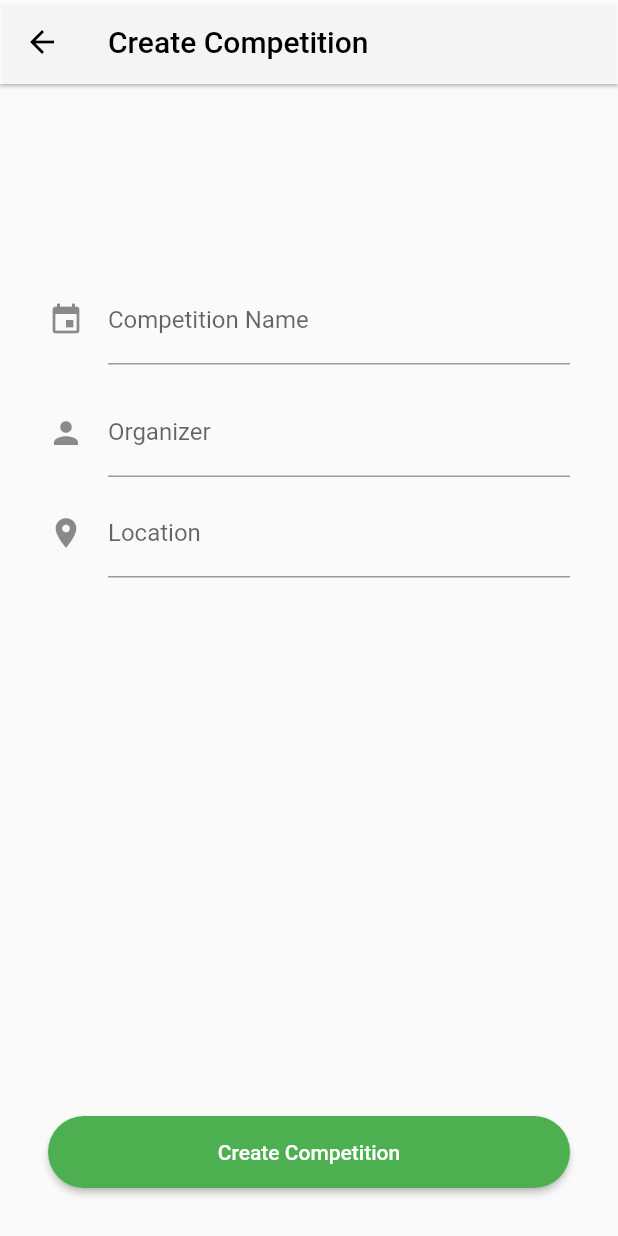
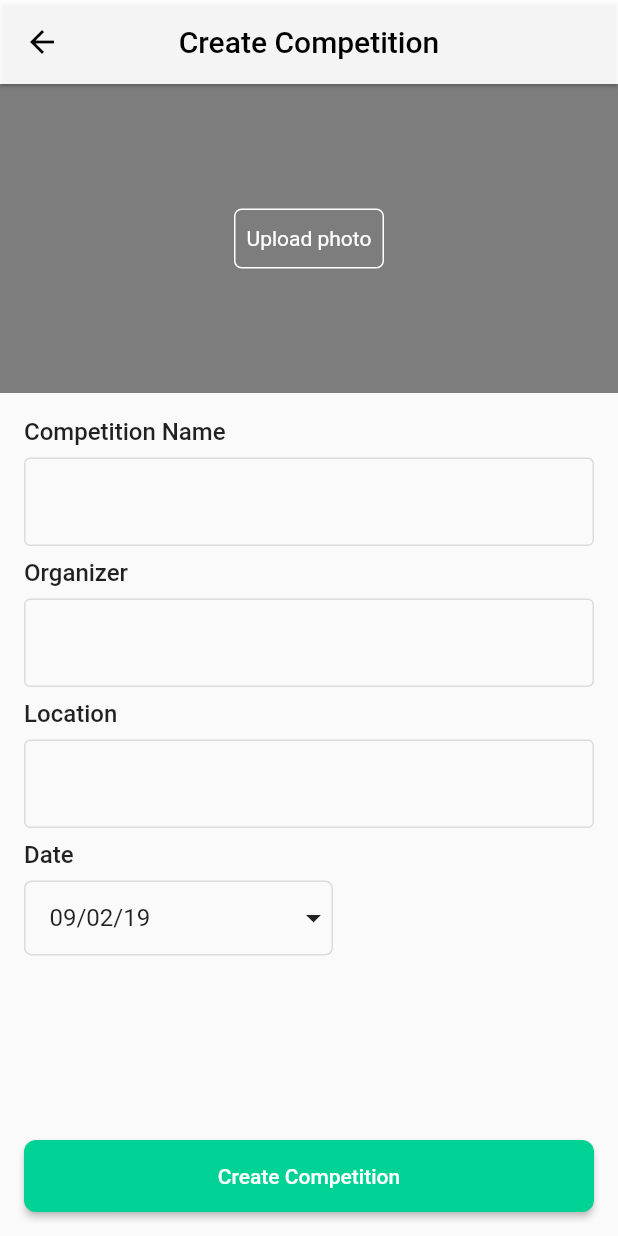
Before and after one commit to competitionmanager/cm_flutter, a Flutter app: the screen it shows after launch, in the side drawer, after a tap on "Create a Competition", on a phone screen of 412 x 824 dp. Run offline on Flutter 3.47's test engine with Material 2 defaults, Android fonts, the phone set to English and light mode, and no system bars; our stand-ins replace cloud_firestore, firebase_auth, firebase_messaging, firebase_storage, flutter_signin_button, google_sign_in and 2 more; accounts and stored records are empty.

Commit message:
redesign add competition screen and edit competition screen

```diff
--- a/lib/firebase/firestore_provider.dart
+++ b/lib/firebase/firestore_provider.dart
@@ -86,7 +86,7 @@ class FirestoreProvider {
     firestore.collection('competitions').document(compId).delete();
   }
 
-  String addCompetition(String name, String organizer, String location) {
+  String addCompetition({String name, String organizer, String location, DateTime date}) {
     CollectionReference teamsRef = firestore.collection('competitions');
     String id = uuid.v4();
     teamsRef.document(id).setData({
@@ -94,6 +94,8 @@ class FirestoreProvider {
       'name': name,
       'organizer': organizer,
       'location': location,
+      'date': date,
+      'description': 'Description of the $name',
     });
     return id;
   }
--- a/lib/screens/competition/create_competition.dart
+++ b/lib/screens/competition/create_competition.dart
@@ -1,6 +1,8 @@
 import 'package:cm_flutter/firebase/firestore_provider.dart';
 import 'package:cm_flutter/screens/competition/view_competition_screen.dart';
 import 'package:cm_flutter/widgets/color_gradient_button.dart';
+import 'package:cm_flutter/widgets/date_dropdown_box.dart';
+import 'package:cm_flutter/widgets/label_text_field.dart';
 import 'package:flutter/material.dart';
 
 class CreateCompetitionScreen extends StatefulWidget {
@@ -14,14 +16,19 @@ class _CreateCompetitionScreenState extends State<CreateCompetitionScreen> {
   TextEditingController competitionNameController;
   TextEditingController organizerController;
   TextEditingController locationController;
+  DateTime compDate;
 
   @override
   void initState() {
     super.initState();
     db = FirestoreProvider();
     competitionNameController = TextEditingController();
+    competitionNameController.text = '';
     organizerController = TextEditingController();
+    organizerController.text = '';
     locationController = TextEditingController();
+    locationController.text = '';
+    compDate = DateTime.now();
   }
 
   @override
@@ -29,35 +36,69 @@ class _CreateCompetitionScreenState extends State<CreateCompetitionScreen> {
     return Scaffold(
       appBar: buildAppBar(),
       body: SafeArea(
-        child: Container(
-          child: Padding(
-            padding: const EdgeInsets.only(
-              top: 128.0,
-              left: 32.0,
-              right: 32.0,
-              bottom: 32.0,
-            ),
         child: Column(
           mainAxisAlignment: MainAxisAlignment.spaceBetween,
           children: <Widget>[
             buildCreateForm(),
-                ColorGradientButton(
+            buildCreateButton(context),
+          ],
+        ),
+      ),
+    );
+  }
+
+  Padding buildCreateButton(BuildContext context) {
+    return Padding(
+      padding: const EdgeInsets.all(16.0),
+      child: ColorGradientButton(
         text: 'Create Competition',
-                  color: Colors.green,
+        color: Color.fromRGBO(0, 210, 150, 1.0),
         onPressed: () {
+          if (compDate != null &&
+              competitionNameController.text != '' &&
+              organizerController.text != '' &&
+              locationController.text != '') {
+
             String id = db.addCompetition(
-                        competitionNameController.text,
-                        organizerController.text,
-                        locationController.text);
+              name: competitionNameController.text,
+              organizer: organizerController.text,
+              location: locationController.text,
+              date: compDate,
+            );
 
             Route route = MaterialPageRoute(
               builder: (BuildContext context) =>
                   ViewCompetitionScreen(compId: id),
             );
             Navigator.of(context).pushReplacement(route);
+          }
         },
       ),
-              ],
+    );
+  }
+
+  Container buildPhotoContainer(BuildContext context) {
+    return Container(
+      height: MediaQuery.of(context).size.height / 4,
+      color: Color.fromRGBO(0, 0, 0, 0.5),
+      child: Center(
+        child: GestureDetector(
+          onTap: () {
+            print('Upload photo');
+          },
+          child: Container(
+            width: 100.0,
+            height: 40.0,
+            decoration: BoxDecoration(
+              color: Colors.transparent,
+              border: Border.all(color: Colors.white),
+              borderRadius: BorderRadius.circular(5.0),
+            ),
+            child: Center(
+              child: Text(
+                'Upload photo',
+                style: TextStyle(color: Colors.white),
+              ),
             ),
           ),
         ),
@@ -65,40 +106,77 @@ class _CreateCompetitionScreenState extends State<CreateCompetitionScreen> {
     );
   }
 
+  Future<DateTime> pickDate() async {
+    DateTime compDate = await showDatePicker(
+      context: context,
+      firstDate: DateTime.now().subtract(Duration(days: 30)),
+      lastDate: DateTime.now().add(Duration(days: 365)),
+      initialDate: DateTime.now(),
+    );
+
+    return compDate;
+  }
+
   // Builds the description text and the text field.
-  Column buildCreateForm() {
-    return Column(
-      mainAxisAlignment: MainAxisAlignment.start,
+  Expanded buildCreateForm() {
+    return Expanded(
+      child: ListView(
         children: <Widget>[
-        TextField(
-          controller: competitionNameController,
-          decoration: InputDecoration(
+          buildPhotoContainer(context),
+          Padding(
+            padding: const EdgeInsets.all(16.0),
+            child: Column(
+              crossAxisAlignment: CrossAxisAlignment.start,
+              children: <Widget>[
+                LabelTextField(
                   labelText: 'Competition Name',
-            icon: Icon(Icons.event),
+                  textController: competitionNameController,
                 ),
+                SizedBox(height: 8.0),
+                LabelTextField(
+                  labelText: 'Organizer',
+                  textController: organizerController,
                 ),
-        SizedBox(height: 16.0),
-        TextField(
-          controller: organizerController,
-          decoration: InputDecoration(
-            labelText: 'Organizer',
-            icon: Icon(Icons.person),
+                SizedBox(height: 8.0),
+                LabelTextField(
+                  labelText: 'Location',
+                  textController: locationController,
+                ),
+                SizedBox(height: 8.0),
+                Text(
+                  'Date',
+                  style: TextStyle(
+                    fontSize: 16.0,
+                    fontWeight: FontWeight.w500,
                   ),
                 ),
                 SizedBox(height: 8.0),
-        TextField(
-          controller: locationController,
-          decoration: InputDecoration(
-            labelText: 'Location',
-            icon: Icon(Icons.location_on),
+                Container(
+                  width: MediaQuery.of(context).size.width / 2,
+                  child: DateDropdownBox(
+                    date: compDate,
+                    onTap: () {
+                      pickDate().then((date) {
+                        if (date != null) {
+                          setState(() {
+                            compDate = date;
+                          });
+                        }
+                      });
+                    },
                   ),
+                )
+              ],
             ),
+          )
         ],
+      ),
     );
   }
 
   AppBar buildAppBar() {
     return AppBar(
+      centerTitle: true,
       title: Text(
         'Create Competition',
         style: TextStyle(color: Colors.black),
--- a/lib/screens/competition/schedule/event/create_multiple_events_screen.dart
+++ b/lib/screens/competition/schedule/event/create_multiple_events_screen.dart
@@ -51,7 +51,7 @@ class _CreateMultipleEventsScreenState
               buildCreateForm(),
               ColorGradientButton(
                 text: 'Create Event',
-                color: Colors.blue,
+                color: Color.fromRGBO(0, 210, 150, 1.0),
                 onPressed: () {
                   if (startTime != null &&
                       numTeamsController.text != '' &&
@@ -144,6 +144,7 @@ class _CreateMultipleEventsScreenState
             'Start Time',
             style: TextStyle(
               fontSize: 16.0,
+              fontWeight: FontWeight.w500,
             ),
           ),
           SizedBox(height: 8.0),
--- a/lib/widgets/color_gradient_button.dart
+++ b/lib/widgets/color_gradient_button.dart
@@ -18,7 +18,7 @@ class ColorGradientButton extends StatelessWidget {
           style: TextStyle(color: Colors.white),
         ),
         color: color,
-        shape: RoundedRectangleBorder(borderRadius: BorderRadius.circular(25.0)),
+        shape: RoundedRectangleBorder(borderRadius: BorderRadius.circular(8.0)),
         onPressed: onPressed,
       ),
     );
--- /dev/null
+++ b/lib/widgets/date_dropdown_box.dart
@@ -0,0 +1,41 @@
+import 'package:flutter/material.dart';
+import 'package:intl/intl.dart';
+
+class DateDropdownBox extends StatelessWidget {
+  final DateTime date;
+  final VoidCallback onTap;
+
+  const DateDropdownBox({
+    @required this.date,
+    @required this.onTap,
+  });
+
+  @override
+  Widget build(BuildContext context) {
+    return GestureDetector(
+      onTap: () {
+        onTap();
+      },
+      child: Container(
+        height: 50.0,
+        decoration: BoxDecoration(
+          border: Border.all(color: Colors.black12),
+          borderRadius: BorderRadius.circular(5.0),
+        ),
+        child: Padding(
+          padding: const EdgeInsets.only(left: 16.0),
+          child: Row(
+            mainAxisAlignment: MainAxisAlignment.spaceBetween,
+            children: <Widget>[
+              Text(
+                DateFormat('MM/dd/yy').format(date),
+                style: TextStyle(fontSize: 16.0),
+              ),
+              Icon(Icons.arrow_drop_down),
+            ],
+          ),
+        ),
+      ),
+    );
+  }
+}
--- a/lib/widgets/label_text_field.dart
+++ b/lib/widgets/label_text_field.dart
@@ -5,14 +5,16 @@ class LabelTextField extends StatefulWidget {
   final TextInputType textInputType;
   final String labelText;
 
-  LabelTextField({@required this.labelText, @required this.textController, this.textInputType = TextInputType.text});
+  LabelTextField(
+      {@required this.labelText,
+      @required this.textController,
+      this.textInputType = TextInputType.text});
 
   @override
   _LabelTextFieldState createState() => _LabelTextFieldState();
 }
 
 class _LabelTextFieldState extends State<LabelTextField> {
-
   @override
   Widget build(BuildContext context) {
     return Column(
@@ -22,6 +24,7 @@ class _LabelTextFieldState extends State<LabelTextField> {
           widget.labelText,
           style: TextStyle(
             fontSize: 16.0,
+            fontWeight: FontWeight.w500,
           ),
         ),
         SizedBox(height: 8.0),
@@ -32,16 +35,17 @@ class _LabelTextFieldState extends State<LabelTextField> {
             enabledBorder: OutlineInputBorder(
               borderSide: BorderSide(color: Colors.black12),
             ),
-              suffixIcon: widget.textController.text != '' ? IconButton(
+            suffixIcon: widget.textController.text != ''
+                ? IconButton(
                     icon: Icon(Icons.clear),
                     onPressed: () {
                       setState(() {
                         widget.textController.clear();
                       });
                     },
-              ) : null,
+                  )
+                : null,
           ),
-            textCapitalization: TextCapitalization.words,
           onChanged: (text) {
             setState(() {});
           },
```
Also changed, not shown: lib/screens/competition/edit_competition_screen.dart (+120 -46 lines), lib/screens/competition/view_competition_screen.dart (+19 -25 lines), 1 other file. Lines whose indentation alone changed are shown as unchanged.
